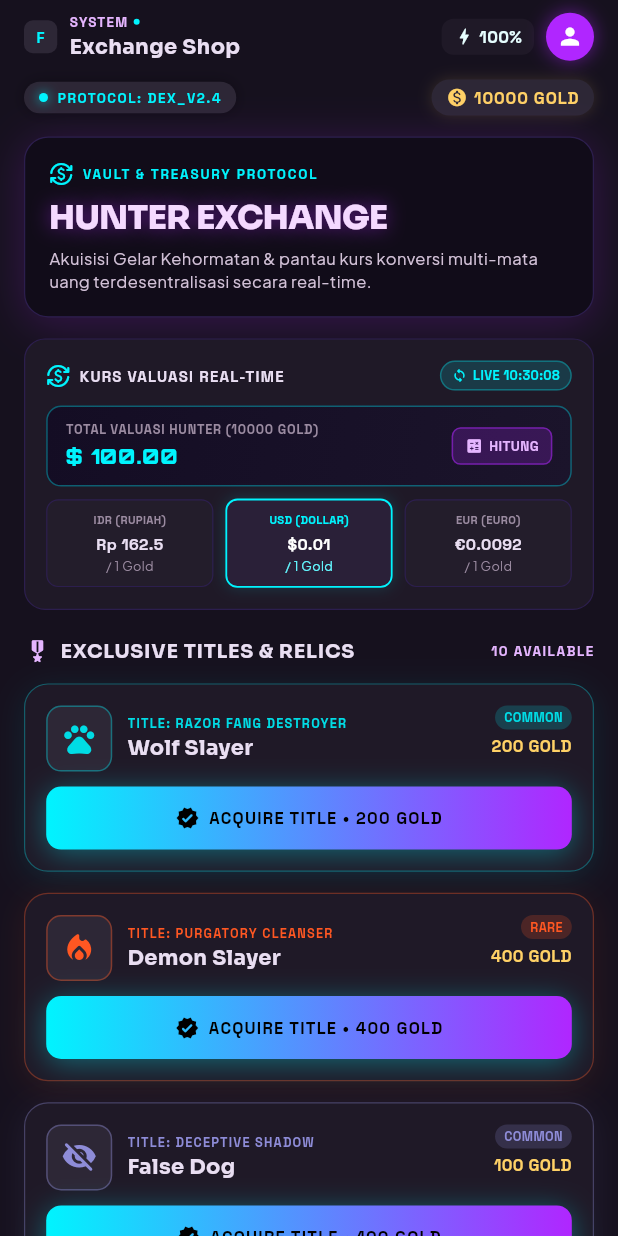
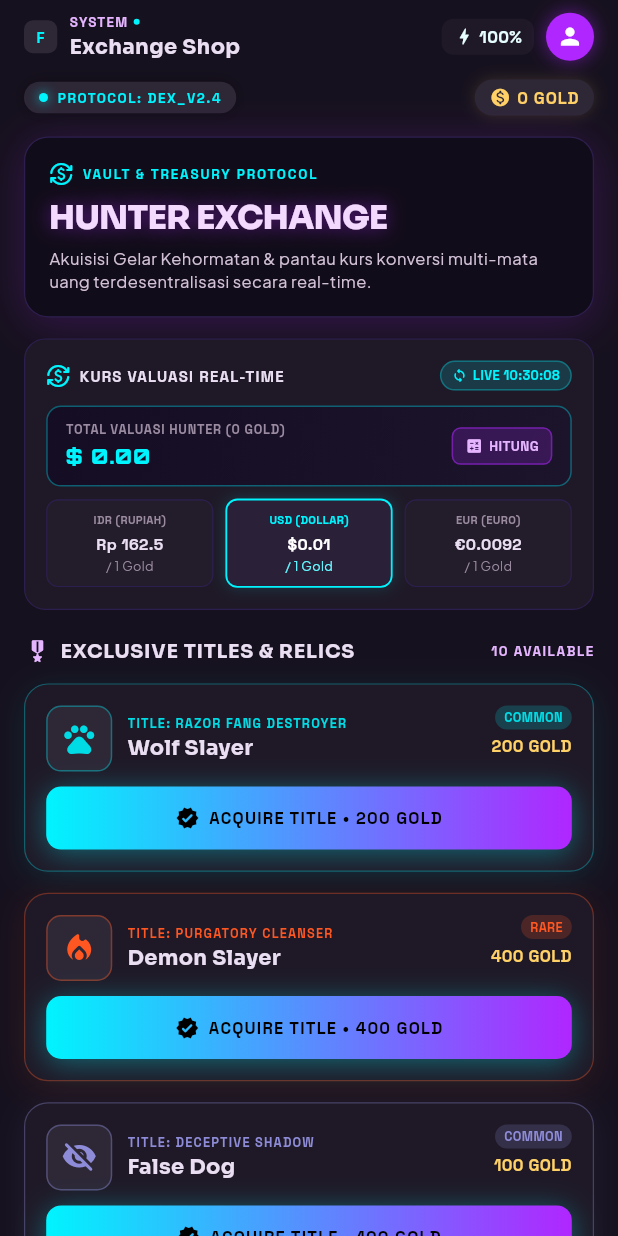
Before and after one commit to Ade-Nugraha48/levmax_v2, a Flutter app: the TabShop screen opened directly, after a tap on "USD (DOLLAR)", on a phone screen of 412 x 824 dp. Run offline on Flutter 3.47's test engine with Material 3 defaults, Android fonts, the phone set to English and light mode, and no system bars; our stand-ins replace audioplayers, camera, file_picker, flutter_local_notifications, flutter_map, flutter_markdown and 11 more; missing offline and left inert: web3dart; accounts and stored records are empty; network calls fail; statements that could not run were skipped.

Commit message:
docs & fix: restore dynamic gold balance for hunter_sung and synchronize all documentation with current project features

```diff
--- a/lib/screens/tabs/tab_shop.dart
+++ b/lib/screens/tabs/tab_shop.dart
@@ -166,23 +166,11 @@ class _TabShopState extends State<TabShop> {
       Hive.box('sessionBox').put('sepolia_private_key', '6c318245963e51c5e4730b2485c54900a0ec0f8f18b8b7022538702a5b8d7660');
     }
 
-    // Auto-reset inventori pembelian jika belum di-reset untuk wallet baru
-    final bool hasReset = Hive.box('sessionBox').get('has_reset_purchases_v3', defaultValue: false) as bool;
-    if (!hasReset) {
-      _executeResetPurchases(silent: true);
-      Hive.box('sessionBox').put('has_reset_purchases_v3', true);
-      return;
-    }
-
     setState(() {
       _userId = session['userId']?.toString() ?? 'anonymous';
       _username = session['username']?.toString() ?? 'HUNTER SUNG';
       _rank = session['rank']?.toString() ?? 'RANK S';
       _gold = (session['gold'] as int?) ?? 650;
-      if (_username.toLowerCase() == 'hunter_sung' && _gold < 10000) {
-        _gold = 10000;
-        Hive.box('sessionBox').put('gold', 10000);
-      }
       _exp = (session['exp'] as int?) ?? 150;
       _hp = (session['hp'] as int?) ?? 3;
 
--- a/lib/services/hive_service.dart
+++ b/lib/services/hive_service.dart
@@ -60,10 +60,6 @@ class HiveService {
     final userId = box.get('userId')?.toString() ?? 'anonymous';
     final username = box.get('username')?.toString();
     int gold = (box.get('gold', defaultValue: 0) as num).toInt();
-    if (username?.toLowerCase() == 'hunter_sung' && gold < 10000) {
-      gold = 10000;
-      box.put('gold', 10000);
-    }
     return {
       'isLoggedIn': box.get('isLoggedIn', defaultValue: false) as bool,
       'userId': userId,
```
Also changed, not shown: 5 other files.
